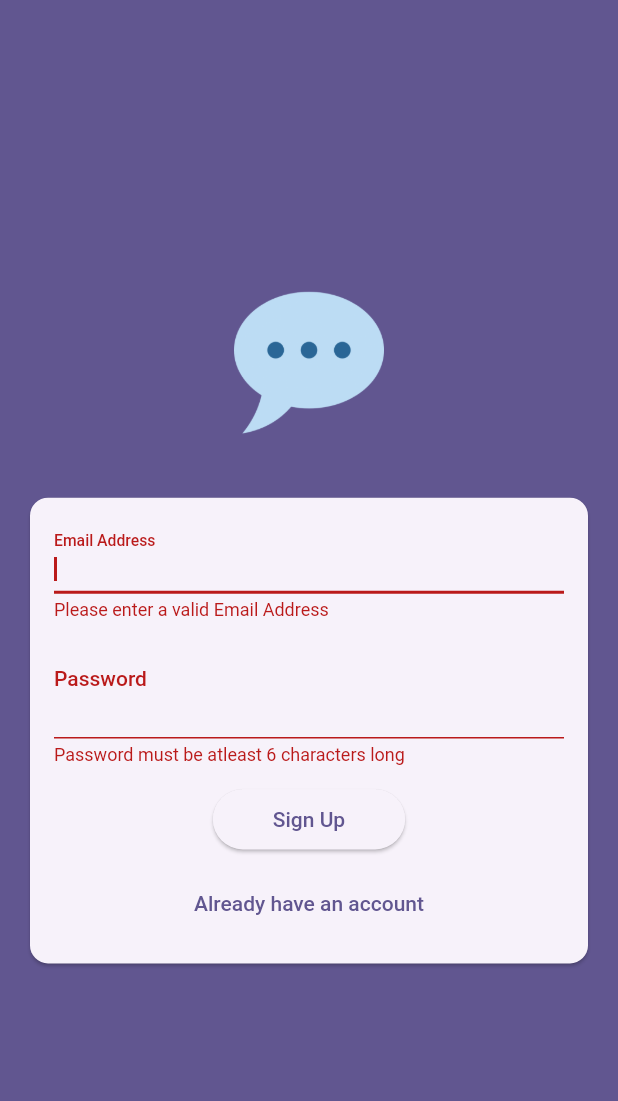
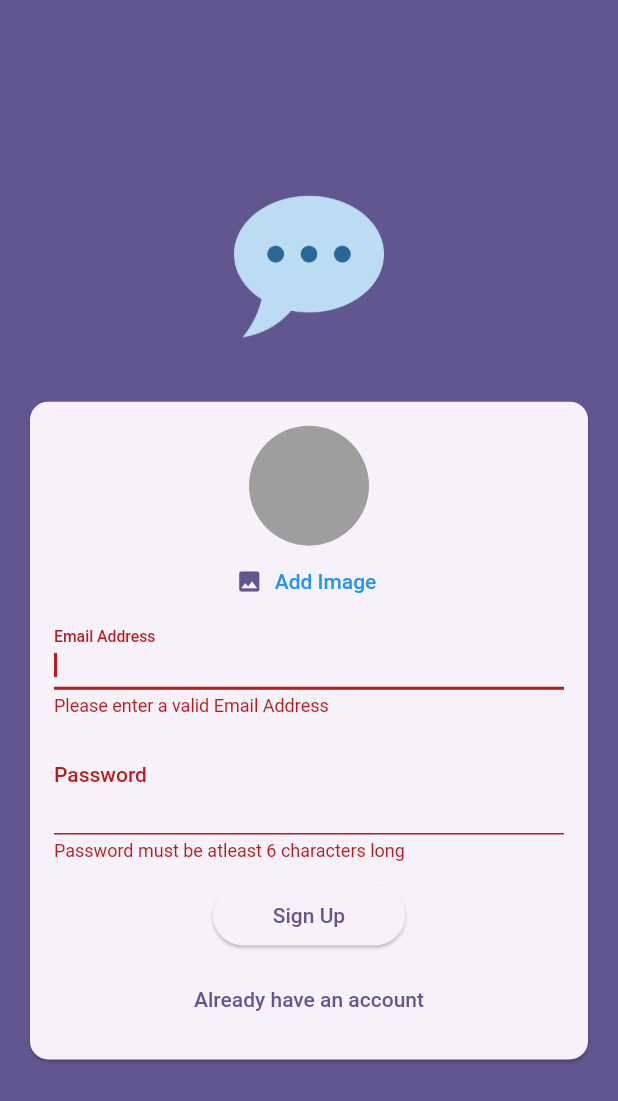
Before and after one commit to sxjal/Chat-App, a Flutter app: the screen it shows after launch, after a tap on "Login", after a tap on "Create an Account", on a phone screen of 412 x 824 dp. Shown: the top 1101 px of the screen. Run offline on Flutter 3.47's test engine with Material 2 defaults, Android fonts, the phone set to English and light mode, and no system bars; our stand-ins replace firebase_auth, firebase_core, image_picker; accounts and stored records are empty.

Commit message:
connected imagepicker to the screen

```diff
--- a/lib/screens/auth.dart
+++ b/lib/screens/auth.dart
@@ -1,3 +1,4 @@
+import 'package:chatapp/widgets/user_image_picker.dart';
 import 'package:flutter/material.dart';
 import 'package:firebase_auth/firebase_auth.dart';
 
@@ -100,6 +101,7 @@ class _AuthScreenState extends State<AuthScreen> {
                       child: Column(
                         mainAxisSize: MainAxisSize.min,
                         children: [
+                          if (!_islogin) const UserImagePicker(),
                           TextFormField(
                             key: const ValueKey('email'),
                             keyboardType: TextInputType.emailAddress,
```
